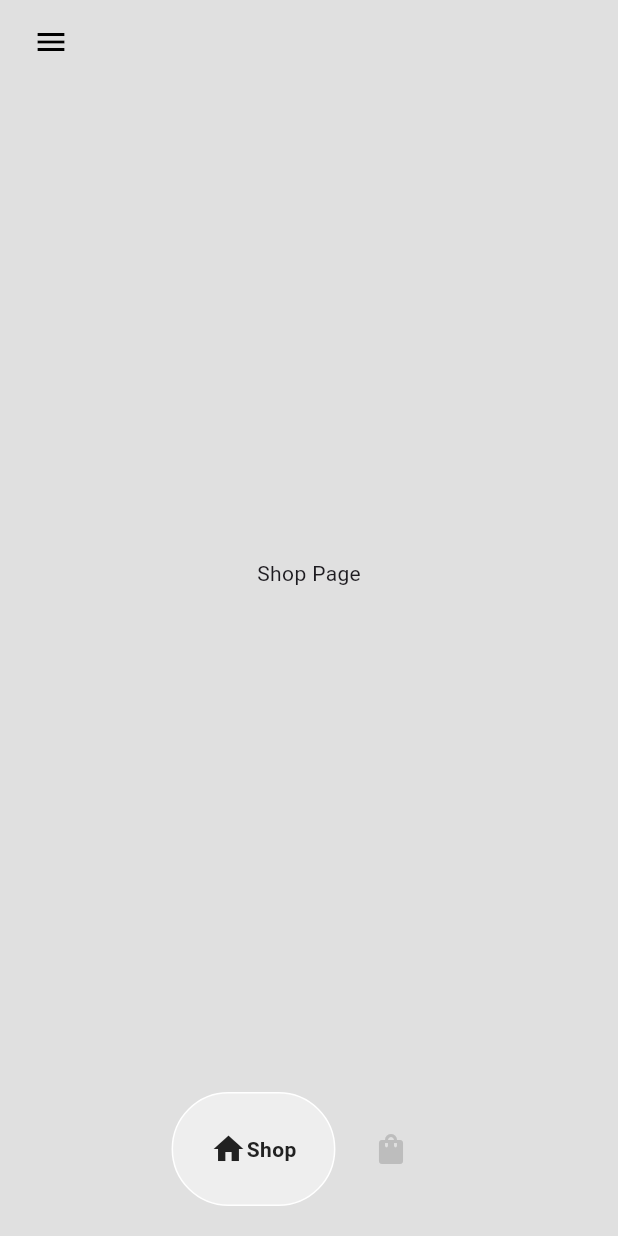
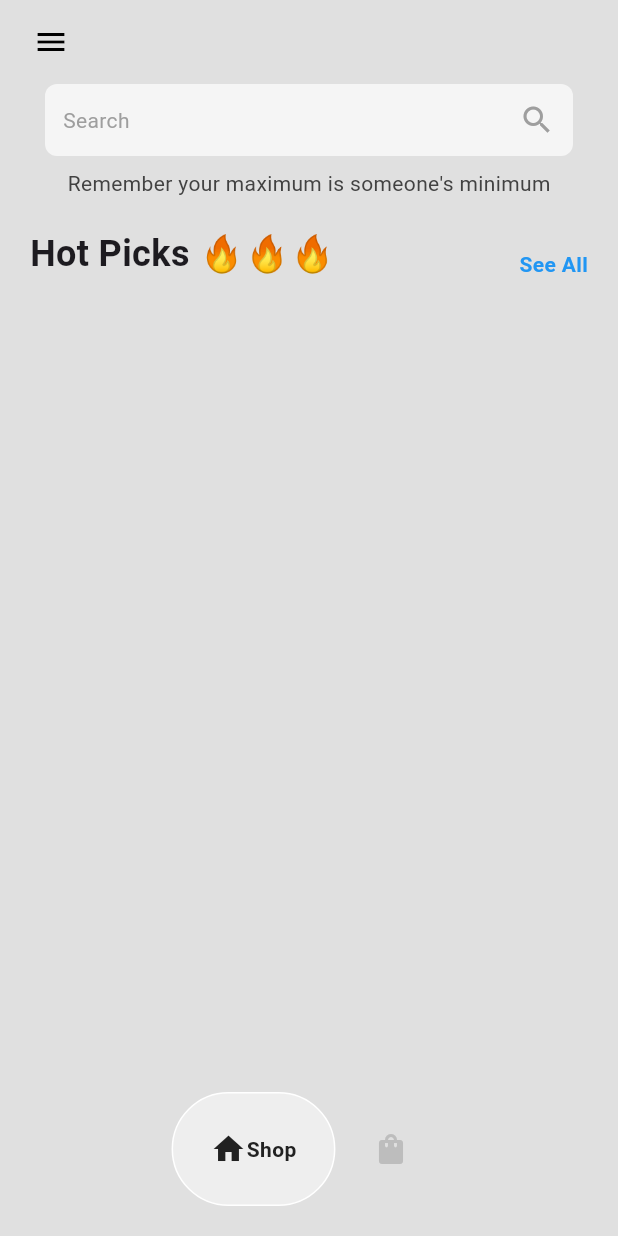
Before and after one commit to SatyamIT86/Sneakers-Shop-App, a Flutter app: the HomePage screen opened directly, on a phone screen of 412 x 824 dp. Run offline on Flutter 3.47's test engine with Material 3 defaults, Android fonts, the phone set to English and light mode, and no system bars; drawn by our look-alikes of google_nav_bar.

Commit message:
home page

```diff
--- a/lib/pages/shop_page.dart
+++ b/lib/pages/shop_page.dart
@@ -10,6 +10,52 @@ class ShopPage extends StatefulWidget {
 class _ShopPageState extends State<ShopPage> {
   @override
   Widget build(BuildContext context) {
-    return Center(child: Text("Shop Page"));
+    return Column(
+      children: [
+        Container(
+          padding: EdgeInsets.all(12),
+          margin: EdgeInsets.symmetric(horizontal: 30),
+          decoration: BoxDecoration(
+            color: Colors.grey[100],
+            borderRadius: BorderRadius.circular(8),
+          ),
+          child: Row(
+            mainAxisAlignment: MainAxisAlignment.spaceBetween,
+            children: [
+              Text("Search", style: TextStyle(color: Colors.grey)),
+              Icon(Icons.search, color: Colors.grey),
+            ],
+          ),
+        ),
+        Padding(
+          padding: const EdgeInsets.only(top: 8.0),
+          child: Text(
+            "Remember your maximum is someone's minimum",
+            style: TextStyle(color: Colors.grey[800]),
+          ),
+        ),
+        Padding(
+          padding: const EdgeInsets.symmetric(horizontal: 20.0, vertical: 20),
+          child: Row(
+            mainAxisAlignment: MainAxisAlignment.spaceBetween,
+            crossAxisAlignment: CrossAxisAlignment.end,
+            children: [
+              Text(
+                "Hot Picks 🔥🔥🔥",
+                style: TextStyle(fontWeight: FontWeight.bold, fontSize: 24),
+              ),
+              Text(
+                "See All",
+                style: TextStyle(
+                  fontWeight: FontWeight.bold,
+                  color: Colors.blue,
+                ),
+              ),
+            ],
+          ),
+        ),
+        const SizedBox(height: 20),
+      ],
+    );
   }
 }
```
